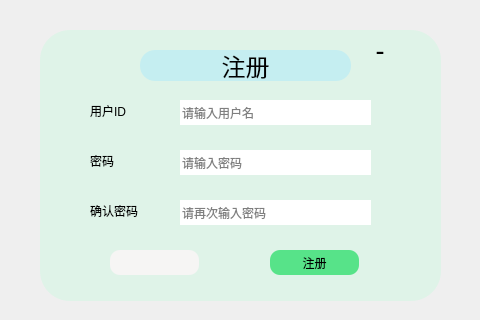
pechpo/What-s-up, file client/ui/registerdialog.ui: the form before one commit; both pictures show x 0 to 480 and y 0 to 320 of the 480 by 640 pixel window.
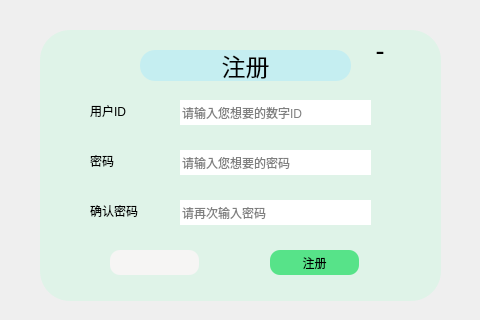
The form after the commit. Icons and pictures are not drawn.

The edit to the form file:
```diff
--- a/client/ui/registerdialog.ui
+++ b/client/ui/registerdialog.ui
@@ -127,7 +127,7 @@
      <enum>QLineEdit::Password</enum>
     </property>
     <property name="placeholderText">
-     <string>请输入密码</string>
+     <string>请输入您想要的密码</string>
     </property>
    </widget>
    <widget class="QLineEdit" name="usrLineEdit">
@@ -149,7 +149,7 @@
      <enum>QLineEdit::Normal</enum>
     </property>
     <property name="placeholderText">
-     <string>请输入用户名</string>
+     <string>请输入您想要的数字ID</string>
     </property>
    </widget>
    <widget class="QToolButton" name="closeButton">
```
